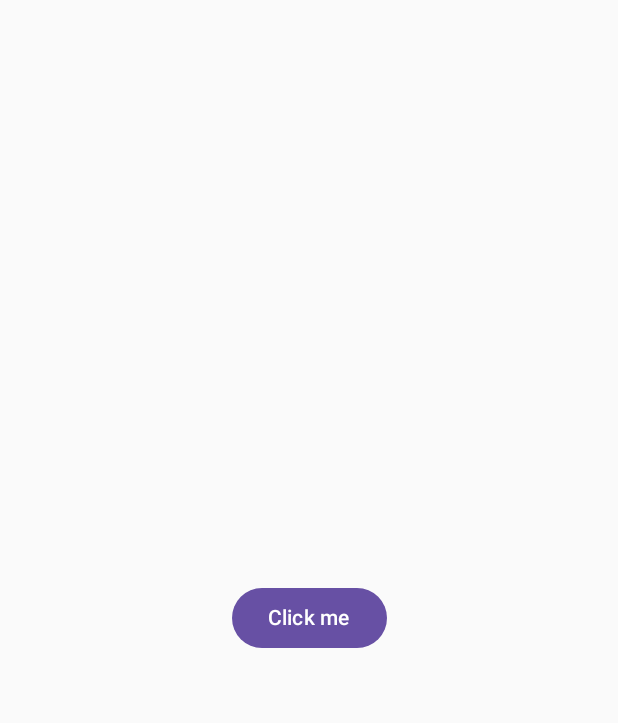
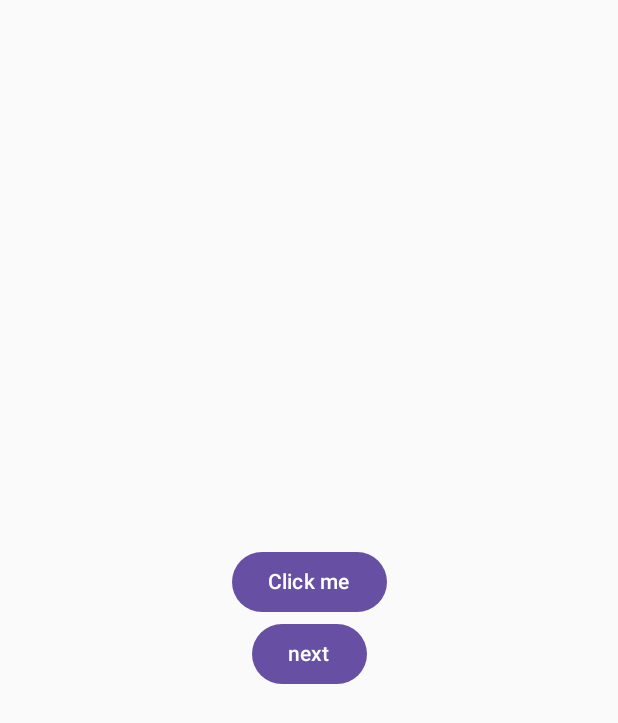
Before and after one commit to ravigavade/Flows, an Android app built with Jetpack Compose: the screen it shows after launch (MainActivity), after a tap on "Click me", on a phone screen of 412 x 824 dp. Shown: the top 723 px of the screen. Run offline under Robolectric (Android 15) with nearby library versions, the phone set to English and light mode, and no system bars.

Commit message:
navigtaion wid sharedflow

```diff
--- a/app/src/main/java/com/csaim/random/MainActivity.kt
+++ b/app/src/main/java/com/csaim/random/MainActivity.kt
@@ -4,6 +4,7 @@ import android.os.Bundle
 import androidx.activity.ComponentActivity
 import androidx.activity.compose.setContent
 import androidx.activity.enableEdgeToEdge
+import com.csaim.random.ui.navigation.NavGraph
 import com.csaim.random.ui.screens.MainScreen
 
 class MainActivity : ComponentActivity() {
@@ -11,7 +12,7 @@ class MainActivity : ComponentActivity() {
         super.onCreate(savedInstanceState)
         enableEdgeToEdge()
         setContent {
-            MainScreen()
+            NavGraph()
         }
     }
 }
--- /dev/null
+++ b/app/src/main/java/com/csaim/random/data/model/UiEvent.kt
@@ -0,0 +1,6 @@
+package com.csaim.random.data.model
+
+sealed class UiEvent {
+    data class Message(val message: String): UiEvent()
+    data class Navigation(val route: String): UiEvent()
+}
--- a/app/src/main/java/com/csaim/random/ui/navigation/NavGraph.kt
+++ b/app/src/main/java/com/csaim/random/ui/navigation/NavGraph.kt
@@ -1,11 +1,31 @@
 package com.csaim.random.ui.navigation
 
+import android.os.Build
+import androidx.annotation.RequiresApi
 import androidx.compose.runtime.Composable
 import androidx.compose.ui.Modifier
+import androidx.navigation.compose.NavHost
+import androidx.navigation.compose.composable
+import androidx.navigation.compose.rememberNavController
+import com.csaim.random.ui.screens.MainScreen
+import com.csaim.random.ui.screens.Second
+import com.csaim.random.viewModel.EventViewModel
 
 @Composable
 fun NavGraph() {
 
-    val navController = Reme
+    val navController = rememberNavController()
+
+    NavHost( navController, startDestination ="home") {
+
+        composable("home"){
+            MainScreen(navController)
+        }
+
+        composable("Second"){
+            Second(navController)
+        }
+
+    }
 
 }
--- a/app/src/main/java/com/csaim/random/ui/screens/MainScreen.kt
+++ b/app/src/main/java/com/csaim/random/ui/screens/MainScreen.kt
@@ -1,7 +1,9 @@
 package com.csaim.random.ui.screens
 
 import android.widget.Toast
+import androidx.compose.foundation.layout.Arrangement
 import androidx.compose.foundation.layout.Box
+import androidx.compose.foundation.layout.Column
 import androidx.compose.foundation.layout.fillMaxSize
 import androidx.compose.material3.Button
 import androidx.compose.material3.Text
@@ -11,11 +13,13 @@ import androidx.compose.ui.Alignment
 import androidx.compose.ui.Modifier
 import androidx.compose.ui.platform.LocalContext
 import androidx.lifecycle.viewmodel.compose.viewModel
+import androidx.navigation.NavController
+import com.csaim.random.data.model.UiEvent
 import com.csaim.random.viewModel.EventViewModel
 import kotlinx.coroutines.flow.collectLatest
 
 @Composable
-fun MainScreen(viewModel: EventViewModel = viewModel()) {
+fun MainScreen(navController: NavController,viewModel: EventViewModel = viewModel()) {
 
     val context = LocalContext.current
 
@@ -23,8 +27,11 @@ fun MainScreen(viewModel: EventViewModel = viewModel()) {
     LaunchedEffect(Unit){
         viewModel.eventFLow.collectLatest { event ->
             when(event){
-                is EventViewModel.UiEvent.Message -> {
+                is UiEvent.Message -> {
                     Toast.makeText(context, event.message, Toast.LENGTH_LONG).show()
+                }
+                is UiEvent.Navigation -> {
+                    navController.navigate(event.route)
                 }
 
             }
@@ -32,9 +39,10 @@ fun MainScreen(viewModel: EventViewModel = viewModel()) {
     }
 
     //ui
-    Box(
+    Column (
         modifier = Modifier.fillMaxSize(),
-        contentAlignment = Alignment.Center
+        Arrangement.Center,
+        Alignment.CenterHorizontally
     ) {
         Button(
             onClick = {
@@ -43,6 +51,14 @@ fun MainScreen(viewModel: EventViewModel = viewModel()) {
         ) {
             Text("Click me")
         }
+
+        Button(
+            onClick = {
+                viewModel.onNavigation()
+            }
+        ) {
+            Text("next")
+        }
     }
 
 }
```
Also changed, not shown: app/src/main/java/com/csaim/random/ui/screens/SecondComposable.kt (added, +23 -0 lines), app/src/main/java/com/csaim/random/viewModel/EventViewModel.kt (+10 -3 lines).
